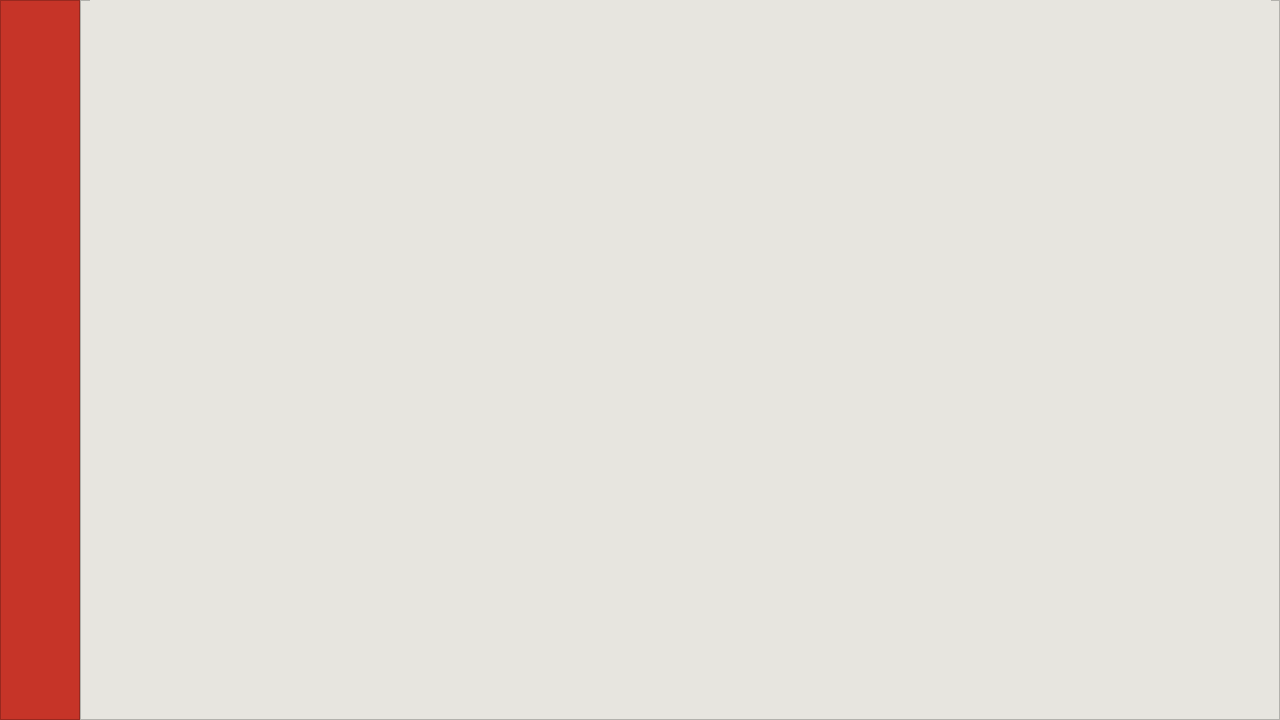
chananon-n/FineCuisine, file app/gui/mainPage/first.ui: the form before one commit.
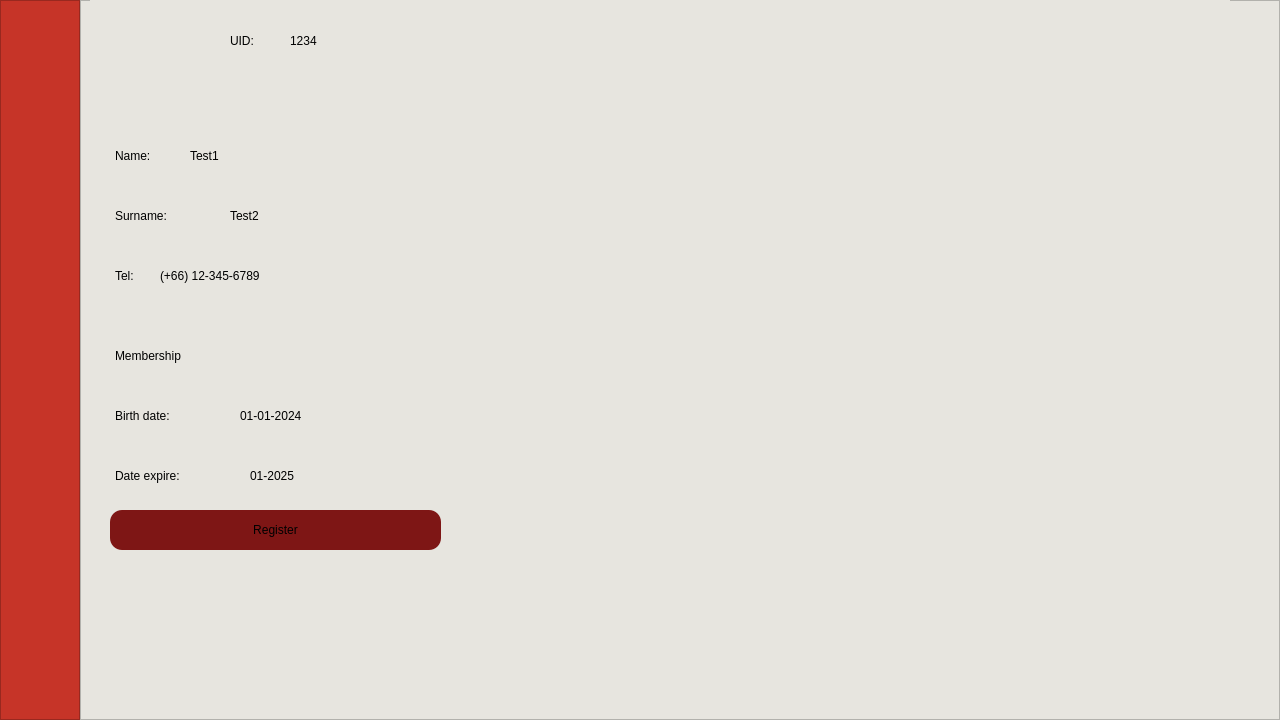
The form after the commit. The open tabs and pages were chosen to show the change. Icons and pictures are not drawn.

Commit message:
complete user info UI
- zodb file error

What changed in the file:
```diff
--- a/app/gui/mainPage/first.ui
+++ b/app/gui/mainPage/first.ui
@@ -227,7 +227,7 @@
            <rect>
             <x>10</x>
             <y>0</y>
-            <width>1181</width>
+            <width>1140</width>
             <height>701</height>
            </rect>
           </property>
@@ -400,7 +400,264 @@
            <zorder>reservationBtn</zorder>
            <zorder>newsBtn</zorder>
           </widget>
-          <widget class="QWidget" name="userinfoPage"/>
+          <widget class="QWidget" name="userinfoPage">
+           <widget class="QLabel" name="picUser">
+            <property name="geometry">
+             <rect>
+              <x>10</x>
+              <y>0</y>
+              <width>111</width>
+              <height>131</height>
+             </rect>
+            </property>
+            <property name="text">
+             <string/>
+            </property>
+            <property name="pixmap">
+             <pixmap resource="../../picture/resource.qrc">:/icon/User icon 100.png</pixmap>
+            </property>
+           </widget>
+           <widget class="QLabel" name="uidLabel">
+            <property name="geometry">
+             <rect>
+              <x>140</x>
+              <y>30</y>
+              <width>51</width>
+              <height>21</height>
+             </rect>
+            </property>
+            <property name="styleSheet">
+             <string notr="true">font: 700 24pt &quot;KoHo&quot;;
+color: black;</string>
+            </property>
+            <property name="text">
+             <string>UID:</string>
+            </property>
+           </widget>
+           <widget class="QLabel" name="userID">
+            <property name="geometry">
+             <rect>
+              <x>200</x>
+              <y>30</y>
+              <width>61</width>
+              <height>21</height>
+             </rect>
+            </property>
+            <property name="styleSheet">
+             <string notr="true">font: 700 24pt &quot;KoHo&quot;;
+color: black;</string>
+            </property>
+            <property name="text">
+             <string>1234</string>
+            </property>
+           </widget>
+           <widget class="QLabel" name="nameLabel">
+            <property name="geometry">
+             <rect>
+              <x>25</x>
+              <y>140</y>
+              <width>71</width>
+              <height>31</height>
+             </rect>
+            </property>
+            <property name="styleSheet">
+             <string notr="true">color: black;
+font: 700 24pt &quot;KoHo&quot;;</string>
+            </property>
+            <property name="text">
+             <string>Name:</string>
+            </property>
+           </widget>
+           <widget class="QLabel" name="userName">
+            <property name="geometry">
+             <rect>
+              <x>100</x>
+              <y>140</y>
+              <width>71</width>
+              <height>31</height>
+             </rect>
+            </property>
+            <property name="styleSheet">
+             <string notr="true">font: 24pt &quot;KoHo&quot;;
+color: black;</string>
+            </property>
+            <property name="text">
+             <string>Test1</string>
+            </property>
+           </widget>
+           <widget class="QLabel" name="surnameLabel">
+            <property name="geometry">
+             <rect>
+              <x>25</x>
+              <y>200</y>
+              <width>111</width>
+              <height>31</height>
+             </rect>
+            </property>
+            <property name="styleSheet">
+             <string notr="true">font: 700 24pt &quot;KoHo&quot;;
+color: black;</string>
+            </property>
+            <property name="text">
+             <string>Surname:</string>
+            </property>
+           </widget>
+           <widget class="QLabel" name="userSur">
+            <property name="geometry">
+             <rect>
+              <x>140</x>
+              <y>200</y>
+              <width>61</width>
+              <height>31</height>
+             </rect>
+            </property>
+            <property name="styleSheet">
+             <string notr="true">font: 24pt &quot;KoHo&quot;;
+color: black;</string>
+            </property>
+            <property name="text">
+             <string>Test2</string>
+            </property>
+           </widget>
+           <widget class="QLabel" name="telLabel">
+            <property name="geometry">
+             <rect>
+              <x>25</x>
+              <y>260</y>
+              <width>41</width>
+              <height>31</height>
+             </rect>
+            </property>
+            <property name="styleSheet">
+             <string notr="true">font: 700 24pt &quot;KoHo&quot;;
+color: black;</string>
+            </property>
+            <property name="text">
+             <string>Tel:</string>
+            </property>
+           </widget>
+           <widget class="QLabel" name="userTel">
+            <property name="geometry">
+             <rect>
+              <x>70</x>
+              <y>260</y>
+              <width>211</width>
+              <height>31</height>
+             </rect>
+            </property>
+            <property name="styleSheet">
+             <string notr="true">font: 24pt &quot;KoHo&quot;;
+color: black;</string>
+            </property>
+            <property name="text">
+             <string>(+66) 12-345-6789</string>
+            </property>
+           </widget>
+           <widget class="QLabel" name="membershipLabel">
+            <property name="geometry">
+             <rect>
+              <x>25</x>
+              <y>340</y>
+              <width>131</width>
+              <height>31</height>
+             </rect>
+            </property>
+            <property name="styleSheet">
+             <string notr="true">font: 700 24pt &quot;KoHo&quot;;
+color: black;
+</string>
+            </property>
+            <property name="text">
+             <string>Membership</string>
+            </property>
+           </widget>
+           <widget class="QLabel" name="birthDateLabel">
+            <property name="geometry">
+             <rect>
+              <x>25</x>
+              <y>400</y>
+              <width>121</width>
+              <height>31</height>
+             </rect>
+            </property>
+            <property name="styleSheet">
+             <string notr="true">font: 700 24pt &quot;KoHo&quot;;
+color: black</string>
+            </property>
+            <property name="text">
+             <string>Birth date:</string>
+            </property>
+           </widget>
+           <widget class="QLabel" name="dateExpireLabel">
+            <property name="geometry">
+             <rect>
+              <x>25</x>
+              <y>460</y>
+              <width>131</width>
+              <height>31</height>
+             </rect>
+            </property>
+            <property name="styleSheet">
+             <string notr="true">font: 700 24pt &quot;KoHo&quot;;
+color: black;</string>
+            </property>
+            <property name="text">
+             <string>Date expire:</string>
+            </property>
+           </widget>
+           <widget class="QLabel" name="userBirth">
+            <property name="geometry">
+             <rect>
+              <x>150</x>
+              <y>400</y>
+              <width>121</width>
+              <height>31</height>
+             </rect>
+            </property>
+            <property name="styleSheet">
+             <string notr="true">font: 24pt &quot;KoHo&quot;;
+color: black;</string>
+            </property>
+            <property name="text">
+             <string>01-01-2024</string>
+            </property>
+           </widget>
+           <widget class="QLabel" name="userExpire">
+            <property name="geometry">
+             <rect>
+              <x>160</x>
+              <y>460</y>
+              <width>91</width>
+              <height>31</height>
+             </rect>
+            </property>
+            <property name="styleSheet">
+             <string notr="true">font: 24pt &quot;KoHo&quot;;
+color: black;</string>
+            </property>
+            <property name="text">
+             <string>01-2025</string>
+            </property>
+           </widget>
+           <widget class="QPushButton" name="registerBtn">
+            <property name="geometry">
+             <rect>
+              <x>20</x>
+              <y>510</y>
+              <width>331</width>
+              <height>40</height>
+             </rect>
+            </property>
+            <property name="styleSheet">
+             <string notr="true">font: 24pt &quot;KoHo&quot;;
+border-radius: 12px;
+background-color: #7E1615;</string>
+            </property>
+            <property name="text">
+             <string>Register</string>
+            </property>
+           </widget>
+          </widget>
           <widget class="QWidget" name="notiPage">
            <widget class="QLabel" name="notiTitleLabel">
             <property name="geometry">
```
Left out of the diff: 94 changed lines with no effect on the pictures. The commit also changes 4 other files.
